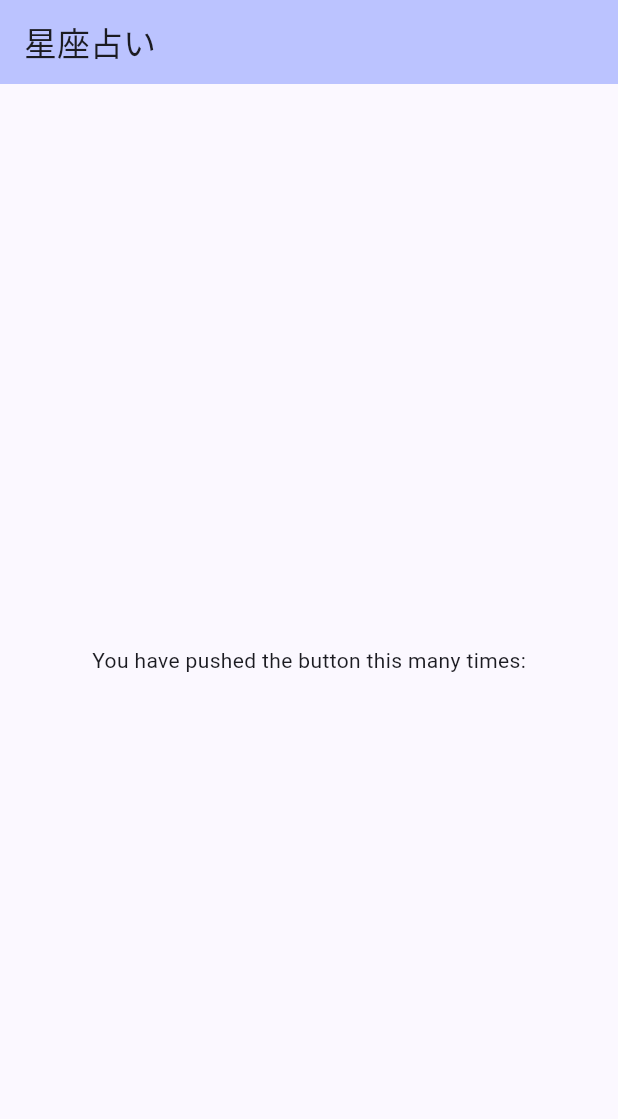
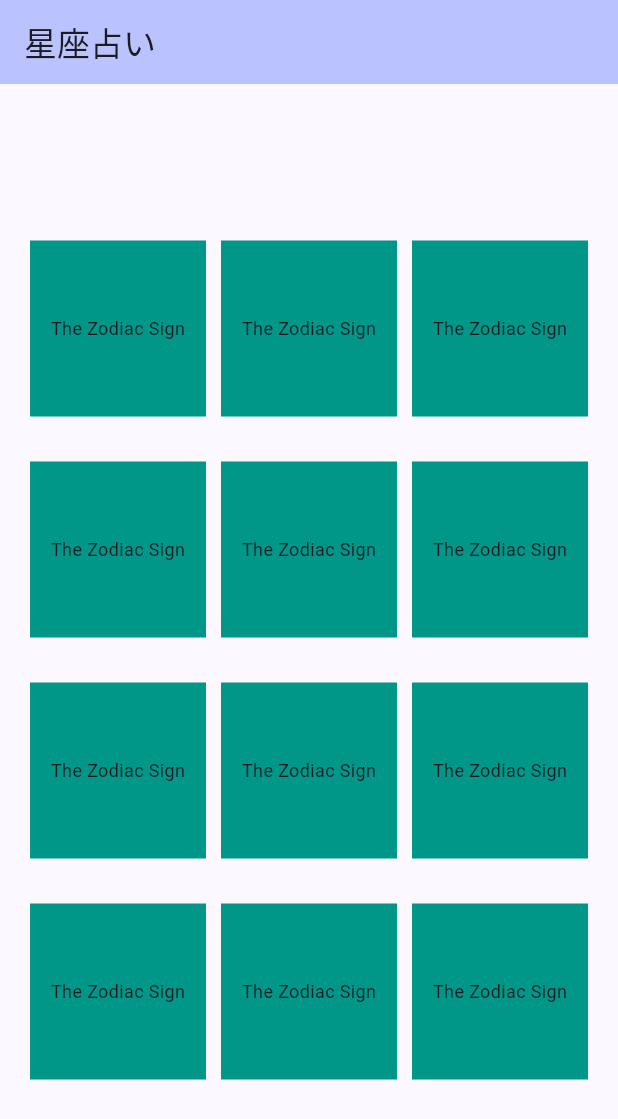
Before and after one commit to A-Yoshitsugu/horos-mobile, a Flutter app: the screen it shows after launch, on a phone screen of 412 x 824 dp. Shown: the top 1119 px of the screen. Run offline on Flutter 3.47's test engine with Material 2 defaults, Android fonts, the phone set to English and light mode, and no system bars.

Commit message:
GridView 中央寄せ

```diff
--- a/lib/main.dart
+++ b/lib/main.dart
@@ -40,15 +40,24 @@ class _MyHomePageState extends State<MyHomePage> {
 
         title: Text(widget.title),
       ),
-      body: const Center(
-        child: Column(
+      body: Center(
 
-          mainAxisAlignment: MainAxisAlignment.center,
-          children: <Widget>[
-            Text(
-              'You have pushed the button this many times:',
-            )
-          ],
+        child: GridView.builder(
+         shrinkWrap: true, //中央寄せ
+          padding: const EdgeInsets.all(20),
+          itemCount: 12,
+          gridDelegate: const SliverGridDelegateWithFixedCrossAxisCount(
+            crossAxisCount: 3, //横に並べる個数
+            crossAxisSpacing: 10, //左右の余白
+            mainAxisSpacing: 30, //上下の余白
+          ),
+          itemBuilder: (context, index) {
+            return Container(
+              color: Colors.teal,
+              child: const Center(
+                child: Text("The Zodiac Sign", style: TextStyle(fontSize: 12,),)),
+            );
+          }
         ),
       ),
     );
```
